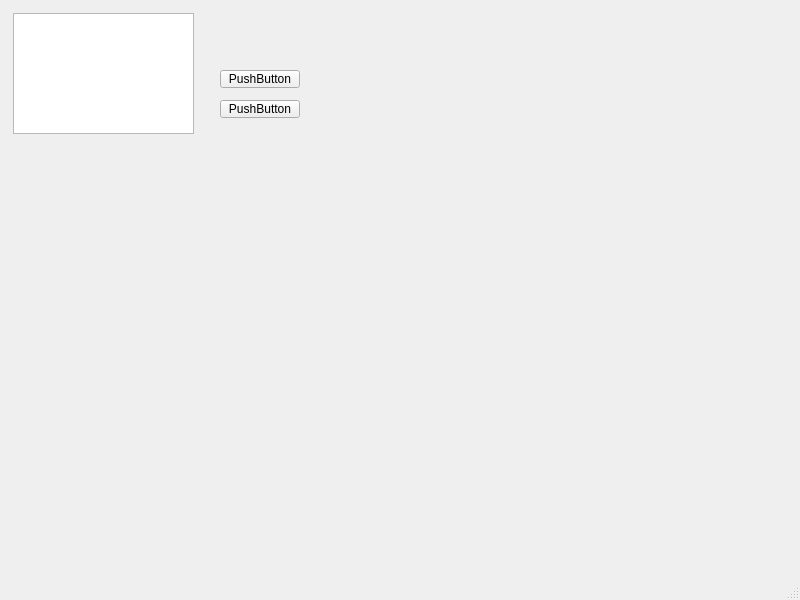
Above: Smart-home/mainwindow.ui from jjoellie/Cpp_project_smart-home before the change. Below: the same form after it.
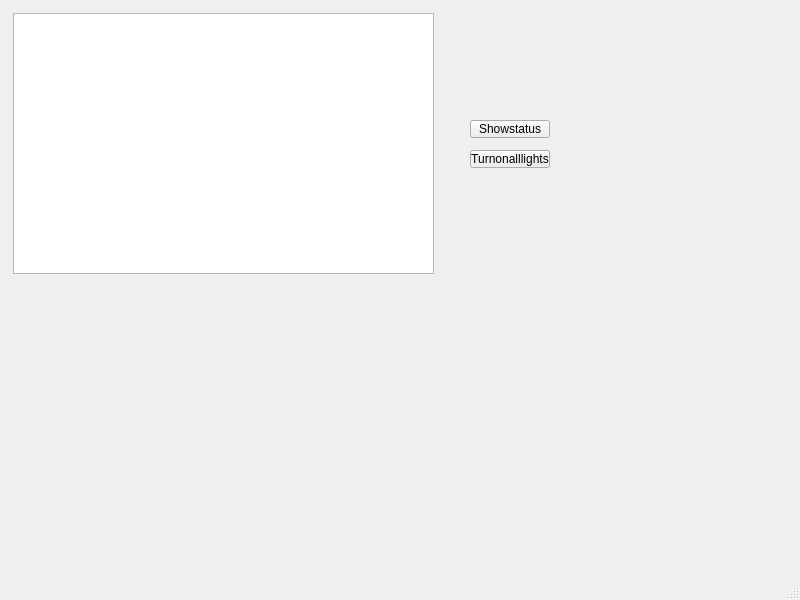
That is the form after the change.

```diff
--- a/Smart-home/mainwindow.ui
+++ b/Smart-home/mainwindow.ui
@@ -19,35 +19,35 @@
      <rect>
       <x>13</x>
       <y>13</y>
-      <width>181</width>
-      <height>121</height>
+      <width>421</width>
+      <height>261</height>
      </rect>
     </property>
    </widget>
    <widget class="QPushButton" name="btnShow">
     <property name="geometry">
      <rect>
-      <x>220</x>
-      <y>70</y>
+      <x>470</x>
+      <y>120</y>
       <width>80</width>
       <height>18</height>
      </rect>
     </property>
     <property name="text">
-     <string>PushButton</string>
+     <string>Showstatus</string>
     </property>
    </widget>
    <widget class="QPushButton" name="btnLightsOn">
     <property name="geometry">
      <rect>
-      <x>220</x>
-      <y>100</y>
+      <x>470</x>
+      <y>150</y>
       <width>80</width>
       <height>18</height>
      </rect>
     </property>
     <property name="text">
-     <string>PushButton</string>
+     <string>Turnonalllights</string>
     </property>
    </widget>
   </widget>
```
